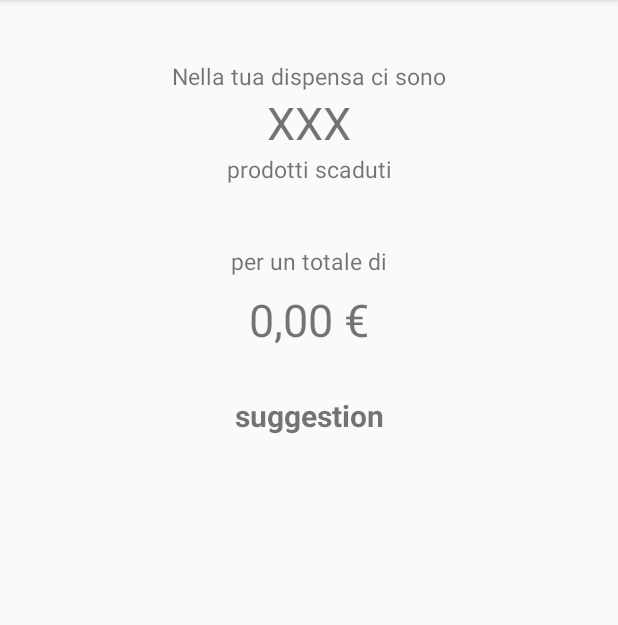
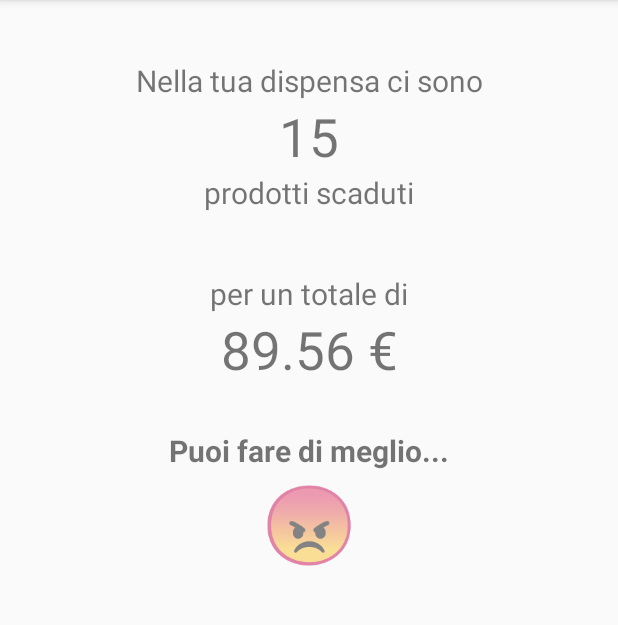
Before and after one commit to samdigital/RemindMyProduct, an Android app: the screen it shows after launch (MainActivity before the commit, ReportActivity after it), on a phone screen of 412 x 824 dp, the part 84-709 px from its top. Run offline under Robolectric (Android 15) with nearby library versions, the phone set to English and light mode, and no system bars.

Commit message:
report ok, aggiunto java per comportamento a seconda del valore di numero prodotti scaduti (bene/male)

```diff
--- a/app/src/main/AndroidManifest.xml
+++ b/app/src/main/AndroidManifest.xml
@@ -9,7 +9,7 @@
         android:roundIcon="@mipmap/ic_launcher_round"
         android:supportsRtl="true"
         android:theme="@style/AppTheme">
-        <activity android:name=".MainActivity">
+        <activity android:name=".ReportActivity">
             <intent-filter>
                 <action android:name="android.intent.action.MAIN" />
 
--- a/app/src/main/java/it/uniud/remindmyproduct/MainActivity.java
+++ b/app/src/main/java/it/uniud/remindmyproduct/MainActivity.java
@@ -8,6 +8,9 @@ public class MainActivity extends AppCompatActivity {
     @Override
     protected void onCreate(Bundle savedInstanceState) {
         super.onCreate(savedInstanceState);
-        setContentView(R.layout.activity_report);
+        setContentView(R.layout.activity_main);
+
+
+
     }
 }
--- /dev/null
+++ b/app/src/main/java/it/uniud/remindmyproduct/ReportActivity.java
@@ -0,0 +1,44 @@
+package it.uniud.remindmyproduct;
+
+import android.os.Bundle;
+import android.support.v7.app.AppCompatActivity;
+import android.widget.TextView;
+
+public class ReportActivity extends AppCompatActivity {
+
+    private int num_of_product;
+    private double value_of_product;
+    TextView num_of_product_text;
+    TextView value_of_product_text;
+    TextView suggestion_text;
+    TextView emoticon_text;
+
+    @Override
+    protected void onCreate(Bundle savedInstanceState) {
+        super.onCreate(savedInstanceState);
+        setContentView(R.layout.activity_report);
+
+        num_of_product=15;
+        value_of_product=89.56;
+
+        num_of_product_text=(TextView) findViewById(R.id.reportNumeroProdotti);
+        value_of_product_text=(TextView) findViewById(R.id.reportValoreEuro);
+        suggestion_text=(TextView) findViewById(R.id.reportSuggest);
+        emoticon_text=(TextView) findViewById(R.id.reportEmoticon);
+
+        num_of_product_text.setText(String.valueOf(num_of_product));
+        value_of_product_text.setText(String.format("%.2f", value_of_product)+" €");
+
+        if(num_of_product>0) {
+            suggestion_text.setText(getString(R.string.report_suggest_bad));
+            emoticon_text.setText(getEmojiByUnicode(0x1F620));
+        } else {
+            suggestion_text.setText(getString(R.string.report_suggest_good));
+            emoticon_text.setText(getEmojiByUnicode(0x1F60A));
+        }
+    }
+
+    public String getEmojiByUnicode(int unicode){
+        return new String(Character.toChars(unicode));
+    }
+}
--- a/app/src/main/res/layout/activity_report.xml
+++ b/app/src/main/res/layout/activity_report.xml
@@ -10,13 +10,9 @@
         android:id="@+id/reportInDispensa"
         android:layout_width="wrap_content"
         android:layout_height="wrap_content"
-        android:layout_marginStart="8dp"
-        android:layout_marginLeft="8dp"
         android:layout_marginTop="40dp"
-        android:layout_marginEnd="8dp"
-        android:layout_marginRight="8dp"
         android:text="@string/nella_tua_dispensa_ci_sono"
-        android:textSize="15dp"
+        android:textSize="20dp"
         app:layout_constraintEnd_toEndOf="parent"
         app:layout_constraintStart_toStartOf="parent"
         app:layout_constraintTop_toTopOf="parent" />
@@ -25,11 +21,7 @@
         android:id="@+id/reportNumeroProdotti"
         android:layout_width="wrap_content"
         android:layout_height="wrap_content"
-        android:layout_marginStart="8dp"
-        android:layout_marginLeft="8dp"
-        android:layout_marginEnd="8dp"
-        android:layout_marginRight="8dp"
-        android:textSize="30dp"
+        android:textSize="35dp"
         android:text="@string/placeholder_numbers"
         app:layout_constraintEnd_toEndOf="parent"
         app:layout_constraintStart_toStartOf="parent"
@@ -39,11 +31,7 @@
         android:id="@+id/reportEtichettaProdotti"
         android:layout_width="wrap_content"
         android:layout_height="wrap_content"
-        android:layout_marginStart="8dp"
-        android:layout_marginLeft="8dp"
-        android:layout_marginEnd="8dp"
-        android:layout_marginRight="8dp"
-        android:textSize="15dp"
+        android:textSize="20dp"
         android:text="@string/prodotti_scaduti"
         app:layout_constraintEnd_toEndOf="parent"
         app:layout_constraintStart_toStartOf="parent"
@@ -53,12 +41,8 @@
         android:id="@+id/reportEtichettaValore"
         android:layout_width="wrap_content"
         android:layout_height="wrap_content"
-        android:layout_marginStart="8dp"
-        android:layout_marginLeft="8dp"
-        android:layout_marginEnd="8dp"
-        android:layout_marginRight="8dp"
         android:layout_marginTop="40dp"
-        android:textSize="15dp"
+        android:textSize="20dp"
         android:text="@string/per_un_totale_di"
         app:layout_constraintEnd_toEndOf="parent"
         app:layout_constraintStart_toStartOf="parent"
@@ -68,12 +52,7 @@
         android:id="@+id/reportValoreEuro"
         android:layout_width="wrap_content"
         android:layout_height="wrap_content"
-        android:layout_marginStart="8dp"
-        android:layout_marginLeft="8dp"
-        android:layout_marginTop="8dp"
-        android:layout_marginEnd="8dp"
-        android:layout_marginRight="8dp"
-        android:textSize="30dp"
+        android:textSize="35dp"
         android:text="@string/placeholder_price"
         app:layout_constraintEnd_toEndOf="parent"
         app:layout_constraintStart_toStartOf="parent"
@@ -83,10 +62,6 @@
         android:id="@+id/reportSuggest"
         android:layout_width="wrap_content"
         android:layout_height="wrap_content"
-        android:layout_marginStart="8dp"
-        android:layout_marginLeft="8dp"
-        android:layout_marginEnd="8dp"
-        android:layout_marginRight="8dp"
         android:layout_marginTop="30dp"
         android:textSize="20dp"
         android:textStyle="bold"
@@ -95,5 +70,15 @@
         app:layout_constraintStart_toStartOf="parent"
         app:layout_constraintTop_toBottomOf="@+id/reportValoreEuro" />
 
+    <TextView
+        android:id="@+id/reportEmoticon"
+        android:layout_width="wrap_content"
+        android:layout_height="wrap_content"
+        android:textSize="50dp"
+        android:text="@string/placeholder_suggestion"
+        app:layout_constraintEnd_toEndOf="parent"
+        app:layout_constraintStart_toStartOf="parent"
+        app:layout_constraintTop_toBottomOf="@+id/reportSuggest" />
+
 
 </android.support.constraint.ConstraintLayout>
--- a/app/src/main/res/values/strings.xml
+++ b/app/src/main/res/values/strings.xml
@@ -6,4 +6,6 @@
     <string name="per_un_totale_di">per un totale di</string>
     <string name="placeholder_price">0,00 €</string>
     <string name="placeholder_suggestion">suggestion</string>
+    <string name="report_suggest_bad">Puoi fare di meglio...</string>
+    <string name="report_suggest_good">Perfetto! Continua così</string>
 </resources>
```
